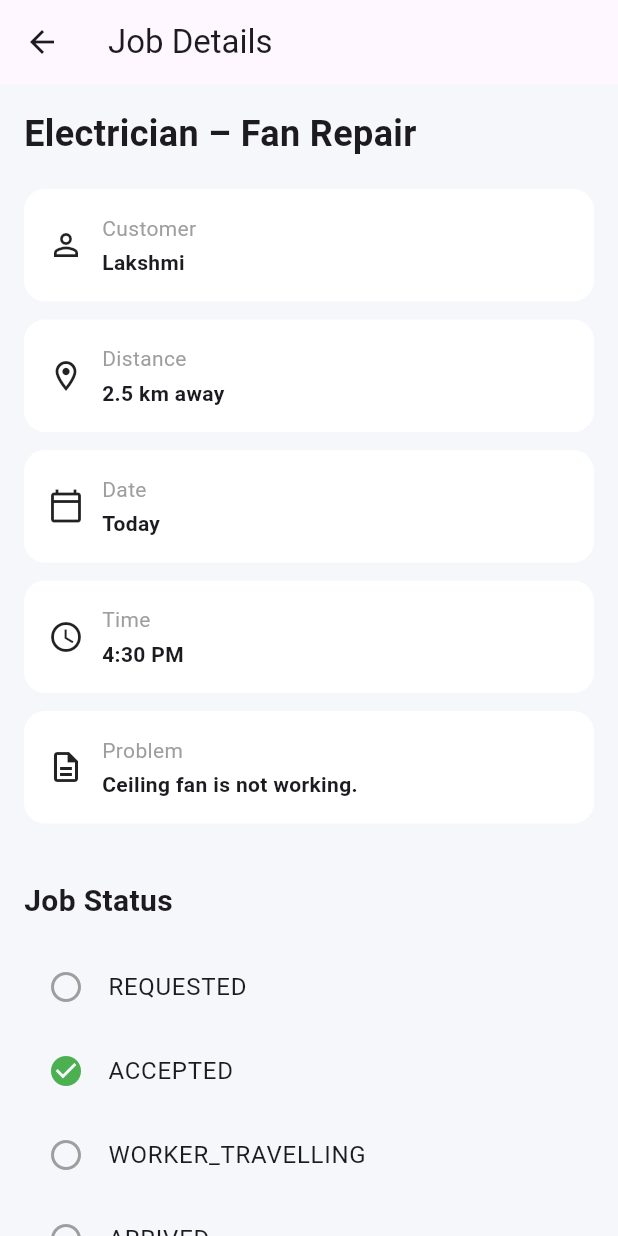
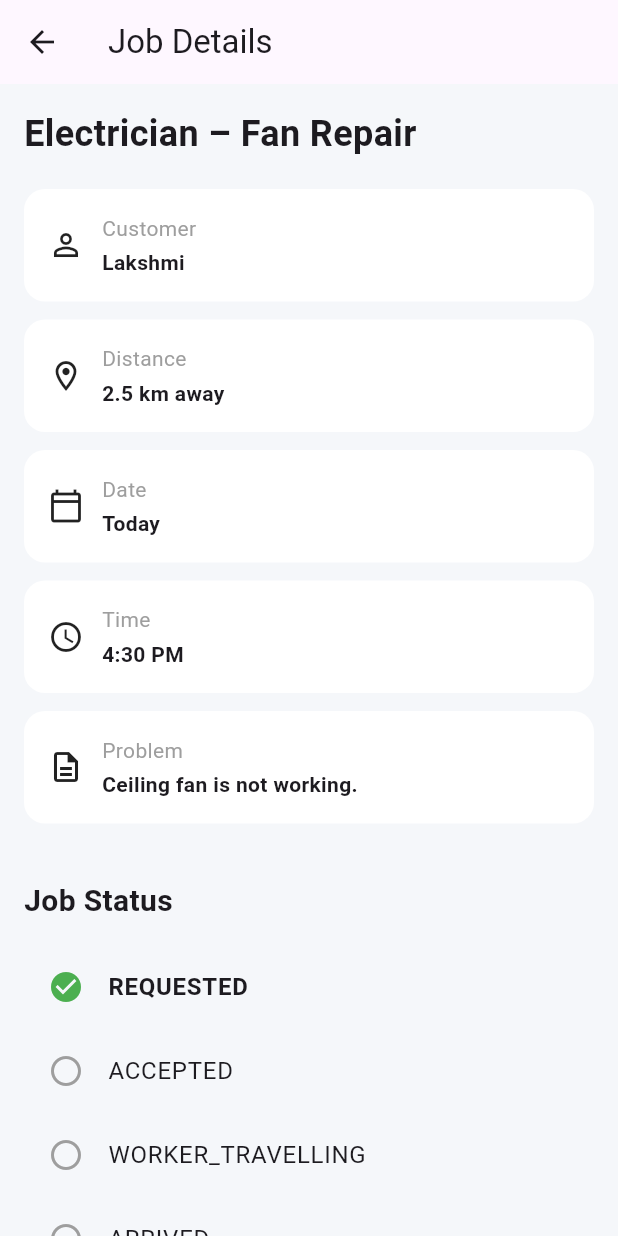
Before and after one commit to deekshikhaarun0604/cooperative-gig-app, a Flutter app: the JobDetailsScreen screen opened directly, on a phone screen of 412 x 824 dp. Run offline on Flutter 3.47's test engine with Material 3 defaults, Android fonts, the phone set to English and light mode, and no system bars; our stand-ins replace file_picker, flutter_map, geolocator, latlong2; network calls fail.

Commit message:
added maps

```diff
--- a/lib/screens/job_details_screen.dart
+++ b/lib/screens/job_details_screen.dart
@@ -1,7 +1,60 @@
 import 'package:flutter/material.dart';
+import 'customer_location_screen.dart';
 
-class JobDetailsScreen extends StatelessWidget {
+class JobDetailsScreen extends StatefulWidget {
   const JobDetailsScreen({super.key});
+
+  @override
+  State<JobDetailsScreen> createState() => _JobDetailsScreenState();
+}
+
+class _JobDetailsScreenState extends State<JobDetailsScreen> {
+
+  String currentStatus = 'REQUESTED';
+
+  final List<String> statuses = [
+    'REQUESTED',
+    'ACCEPTED',
+    'WORKER_TRAVELLING',
+    'ARRIVED',
+    'SERVICE_IN_PROGRESS',
+    'COMPLETED',
+  ];
+
+  void updateStatus() {
+    int currentIndex = statuses.indexOf(currentStatus);
+
+    if (currentIndex < statuses.length - 1) {
+      setState(() {
+        currentStatus = statuses[currentIndex + 1];
+      });
+    }
+  }
+
+  String getActionText() {
+    switch (currentStatus) {
+      case 'REQUESTED':
+        return 'Accept Job';
+
+      case 'ACCEPTED':
+        return 'Start Travelling';
+
+      case 'WORKER_TRAVELLING':
+        return 'Mark as Arrived';
+
+      case 'ARRIVED':
+        return 'Start Service';
+
+      case 'SERVICE_IN_PROGRESS':
+        return 'Complete Job';
+
+      case 'COMPLETED':
+        return 'Job Completed';
+
+      default:
+        return 'Continue';
+    }
+  }
 
   @override
   Widget build(BuildContext context) {
@@ -70,34 +123,74 @@ class JobDetailsScreen extends StatelessWidget {
 
             const SizedBox(height: 15),
 
-            _status('REQUESTED', false),
-            _status('ACCEPTED', true),
-            _status('WORKER_TRAVELLING', false),
-            _status('ARRIVED', false),
-            _status('SERVICE_IN_PROGRESS', false),
-            _status('COMPLETED', false),
+            ...statuses.map(
+                  (status) => _status(status),
+            ),
 
-            const SizedBox(height: 25),
+            const SizedBox(height: 20),
 
-            Row(
-              children: [
-
-                Expanded(
-                  child: OutlinedButton(
-                    onPressed: () {},
-                    child: const Text('Reject'),
+            // SHOW LOCATION AFTER ACCEPTING/TRAVELLING
+            if (currentStatus == 'WORKER_TRAVELLING' ||
+                currentStatus == 'ARRIVED')
+              SizedBox(
+                width: double.infinity,
+                height: 52,
+                child: OutlinedButton.icon(
+                  onPressed: () {
+                    Navigator.push(
+                      context,
+                      MaterialPageRoute(
+                        builder: (context) =>
+                        const CustomerLocationScreen(),
+                      ),
+                    );
+                  },
+                  icon: const Icon(
+                    Icons.location_on_outlined,
+                  ),
+                  label: const Text(
+                    'View Customer Location',
+                    style: TextStyle(
+                      fontSize: 16,
+                      fontWeight: FontWeight.bold,
+                    ),
+                  ),
                 ),
               ),
 
-                const SizedBox(width: 12),
+            const SizedBox(height: 15),
 
-                Expanded(
-                  child: ElevatedButton(
-                    onPressed: () {},
-                    child: const Text('Accept Job'),
+            // REJECT BUTTON ONLY BEFORE ACCEPTING
+            if (currentStatus == 'REQUESTED')
+              SizedBox(
+                width: double.infinity,
+                height: 50,
+                child: OutlinedButton(
+                  onPressed: () {
+                    Navigator.pop(context);
+                  },
+                  child: const Text('Reject Job'),
                 ),
               ),
-              ],
+
+            const SizedBox(height: 10),
+
+            // MAIN ACTION BUTTON
+            SizedBox(
+              width: double.infinity,
+              height: 52,
+              child: ElevatedButton(
+                onPressed: currentStatus == 'COMPLETED'
+                    ? null
+                    : updateStatus,
+                child: Text(
+                  getActionText(),
+                  style: const TextStyle(
+                    fontSize: 16,
+                    fontWeight: FontWeight.bold,
+                  ),
+                ),
+              ),
             ),
           ],
         ),
@@ -127,7 +220,8 @@ class JobDetailsScreen extends StatelessWidget {
 
           const SizedBox(width: 12),
 
-          Column(
+          Expanded(
+            child: Column(
               crossAxisAlignment:
               CrossAxisAlignment.start,
 
@@ -149,27 +243,38 @@ class JobDetailsScreen extends StatelessWidget {
                 ),
               ],
             ),
+          ),
         ],
       ),
     );
   }
 
-  Widget _status(
-      String status,
-      bool active,
-      ) {
+  Widget _status(String status) {
+
+    int statusIndex = statuses.indexOf(status);
+    int currentIndex = statuses.indexOf(currentStatus);
+
+    bool completed = statusIndex < currentIndex;
+    bool active = statusIndex == currentIndex;
+
     return ListTile(
       leading: Icon(
-        active
+        completed || active
             ? Icons.check_circle
             : Icons.circle_outlined,
 
-        color: active
+        color: completed || active
             ? Colors.green
             : Colors.grey,
       ),
 
-      title: Text(status),
+      title: Text(
+        status,
+        style: TextStyle(
+          fontWeight:
+          active ? FontWeight.bold : FontWeight.normal,
+        ),
+      ),
     );
   }
 }
--- a/pubspec.yaml
+++ b/pubspec.yaml
@@ -35,6 +35,11 @@ dependencies:
   # Use with the CupertinoIcons class for iOS style icons.
   cupertino_icons: ^1.0.8
   file_picker: 10.2.0
+  flutter_map: ^8.3.2
+  latlong2: ^0.10.1
+  url_launcher: ^6.3.2
+  geolocator: ^14.0.2
+  http: ^1.6.0
 dev_dependencies:
   flutter_test:
     sdk: flutter
```
Also changed, not shown: lib/screens/customer_location_screen.dart (added, +562 -0 lines), pubspec.lock, 7 other files. Lines whose indentation alone changed are shown as unchanged.
